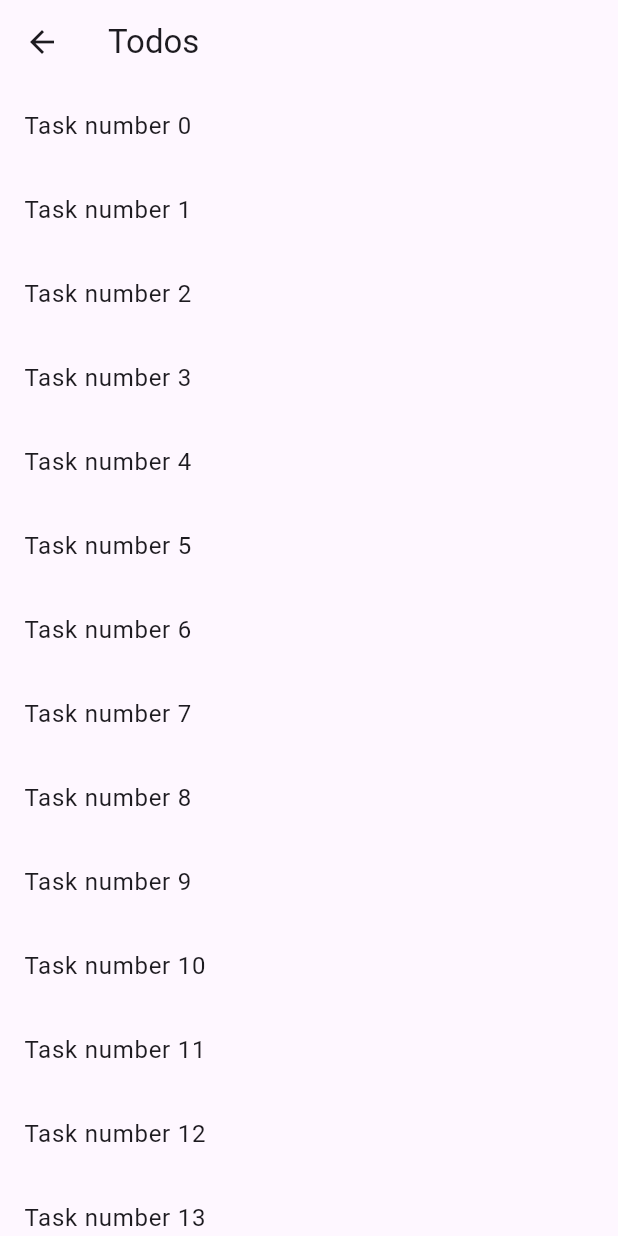
After one commit to leminhduc1202/learning_flutter_vsc, a Flutter app: the screen it shows after launch, after a tap on "Navigate to list task Screen", on a phone screen of 412 x 824 dp. The commit adds this screen. Run offline on Flutter 3.47's test engine with Material 3 defaults, Android fonts, the phone set to English and light mode, and no system bars; our stand-ins replace analog_clock, auto_size_text, carousel_slider, convex_bottom_bar, expansion_tile_card, flutter_slidable and 12 more; missing offline and left inert: dart:ffi.

Commit message:
Send Data to Screen using RouteSettings in Flutter

```diff
--- a/lib/navigation_routing_page/argument_in_name_routes.dart
+++ b/lib/navigation_routing_page/argument_in_name_routes.dart
@@ -1,5 +1,6 @@
 import 'package:flutter/material.dart';
 import 'package:learning_flutter_vsc/navigation_routing_page/return_data_from_screen.dart';
+import 'package:learning_flutter_vsc/navigation_routing_page/send_data_to_new_screen.dart';
 
 import 'avoiding_junk.dart';
 
@@ -15,7 +16,9 @@ class ArgumentNameRoutes extends StatelessWidget {
         AvoidingJunk.routeNameLoadData: (context) =>
             const AvoidingJunk(),
         ReturnDataFromScreen.routeNameReturnData: (context) =>
-            const ReturnDataFromScreen()
+            const ReturnDataFromScreen(),
+        TodosScreen.routeNameTodo: (context) =>
+            TodosScreen()
       },
       onGenerateRoute: (settings) {
         if (settings.name == PassArgumentsScreen.routeName) {
@@ -95,6 +98,15 @@ class HomeScreen extends StatelessWidget {
               },
               child: const Text('Navigate to Return Data Screen'),
             ),
+            ElevatedButton(
+              onPressed: () {
+                Navigator.pushNamed(
+                  context,
+                  TodosScreen.routeNameTodo,
+                );
+              },
+              child: const Text('Navigate to list task Screen'),
+            ),
           ],
         ),
       ),
--- /dev/null
+++ b/lib/navigation_routing_page/send_data_to_new_screen.dart
@@ -0,0 +1,75 @@
+import 'package:flutter/material.dart';
+
+class Todo {
+  final String title;
+  final String description;
+
+  const Todo(this.title, this.description);
+}
+
+class TodosScreen extends StatelessWidget {
+  static const routeNameTodo = "/todo";
+  TodosScreen({super.key});
+
+  final List<Todo> todos = List.generate(
+      20,
+          (i) => Todo(
+              "Task number $i",
+              "You need do this task number $i"));
+
+  @override
+  Widget build(BuildContext context) {
+    return Scaffold(
+      appBar: AppBar(
+        title: const Text('Todos'),
+      ),
+      body: ListView.builder(
+        itemCount: todos.length,
+        itemBuilder: (context, index) {
+          return ListTile(
+            title: Text(todos[index].title),
+            // When a user taps the ListTile, navigate to the DetailScreen.
+            // Notice that you're not only creating a DetailScreen, you're
+            // also passing the current
+            onTap: () {
+              Navigator.push(
+                context,
+                MaterialPageRoute(
+                  //Other way
+                  // builder: (context) => DetailScreen(todo: todos[index],),
+                  builder: (context) => const DetailScreen(),
+                  // Pass the arguments as part of the RouteSettings. The
+                  // DetailScreen reads the arguments from these settings.
+                  settings: RouteSettings(
+                    arguments: todos[index],
+                  ),
+                ),
+              );
+            },
+          );
+        },
+      ),
+    );
+  }
+}
+
+class DetailScreen extends StatelessWidget {
+  const DetailScreen({super.key});
+  //Other way
+  // const DetailScreen({super.key, required this.todo});
+  // final Todo todo;
+  @override
+  Widget build(BuildContext context) {
+    final todo = ModalRoute.of(context)!.settings.arguments as Todo;
+
+    return Scaffold(
+      appBar: AppBar(
+        title: Text(todo.title),
+      ),
+      body: Padding(
+        padding: const EdgeInsets.all(16),
+        child: Text(todo.description),
+      ),
+    );
+  }
+}
```
